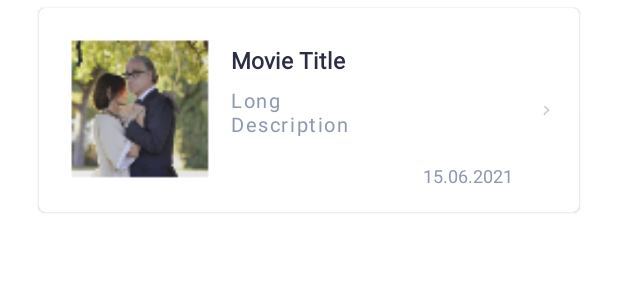
After one commit to BatuhanGunes/Movie-App, an Android app: the layout card_view_movie_item.xml on its own in the app's theme, with its tools: preview values and no code run, on a phone screen of 412 x 824 dp. The commit adds this screen. Shown: the top 300 px of the screen. Run offline under Robolectric (Android 15) with nearby library versions, the phone set to English and light mode, and no system bars.

Commit message:
Create recyclerview and item designs. Connect with View Adapter

```diff
--- /dev/null
+++ b/app/src/main/res/layout/card_view_movie_item.xml
@@ -0,0 +1,80 @@
+<?xml version="1.0" encoding="utf-8"?>
+<com.google.android.material.card.MaterialCardView xmlns:android="http://schemas.android.com/apk/res/android"
+    xmlns:tools="http://schemas.android.com/tools"
+    android:id="@+id/card_view_movie_item"
+    android:layout_width="360dp"
+    android:layout_height="136dp"
+    android:layout_gravity="center_horizontal"
+    android:layout_marginTop="5dp"
+    android:background="?attr/selectableItemBackground"
+    android:clickable="true"
+    android:focusable="true">
+
+    <ImageView
+        android:id="@+id/item_movie_image"
+        android:layout_width="104dp"
+        android:layout_height="104dp"
+        android:layout_margin="16dp"
+        android:layout_marginEnd="240dp"
+        android:alpha="0.9"
+        android:contentDescription="@string/movie_image_description"
+        tools:src="@mipmap/great_beauty" />
+
+    <com.google.android.material.textview.MaterialTextView
+        android:id="@+id/movie_item_title"
+        android:layout_width="188dp"
+        android:layout_height="20dp"
+        android:layout_marginStart="128dp"
+        android:layout_marginTop="24dp"
+        android:layout_marginEnd="44dp"
+        android:layout_marginBottom="92dp"
+        android:fontFamily="@font/roboto"
+        android:maxLines="1"
+        android:textColor="@color/text_black"
+        android:textSize="15sp"
+        android:textStyle="bold"
+        tools:text="@string/movie_title" />
+
+    <com.google.android.material.textview.MaterialTextView
+        android:id="@+id/movie_item_description"
+        android:layout_width="188dp"
+        android:layout_height="36dp"
+        android:layout_marginStart="128dp"
+        android:layout_marginTop="52dp"
+        android:layout_marginEnd="44dp"
+        android:layout_marginBottom="48dp"
+        android:fontFamily="@font/roboto"
+        android:letterSpacing="0.08"
+        android:textAlignment="textStart"
+        android:textColor="@color/text_gray"
+        android:textSize="13sp"
+        android:textStyle="normal"
+        tools:text="@string/movie_long_description" />
+
+    <com.google.android.material.textview.MaterialTextView
+        android:id="@+id/movie_item_update_date"
+        android:layout_width="62dp"
+        android:layout_height="16dp"
+        android:layout_marginStart="254dp"
+        android:layout_marginTop="103dp"
+        android:layout_marginEnd="17dp"
+        android:layout_marginBottom="48dp"
+        android:fontFamily="@font/roboto"
+        android:textAlignment="textEnd"
+        android:textColor="@color/text_gray"
+        android:textSize="12sp"
+        android:textStyle="normal"
+        tools:text="@string/movie_update_date" />
+
+    <ImageView
+        android:id="@+id/item_arrow_icon"
+        android:layout_width="6dp"
+        android:layout_height="10.5dp"
+        android:layout_marginVertical="62.75dp"
+        android:layout_marginStart="335dp"
+        android:layout_marginEnd="19dp"
+        android:contentDescription="@string/movie_image_description"
+        android:src="@drawable/arrow_icon_0_5x" />
+
+
+</com.google.android.material.card.MaterialCardView>
```
Also changed, not shown: app/src/main/java/com/mobillium/movieapp/feature_movie/presentation/movie_list/ListMovieFragment.kt (+26 -0 lines), app/src/main/java/com/mobillium/movieapp/feature_movie/presentation/movie_list/adapters/DiffUtilCallback.kt (added, +14 -0 lines), app/src/main/java/com/mobillium/movieapp/feature_movie/presentation/movie_list/adapters/MovieRecyclerViewAdapter.kt (added, +43 -0 lines), app/src/main/res/layout/fragment_movie_list.xml (+14 -1 lines).
